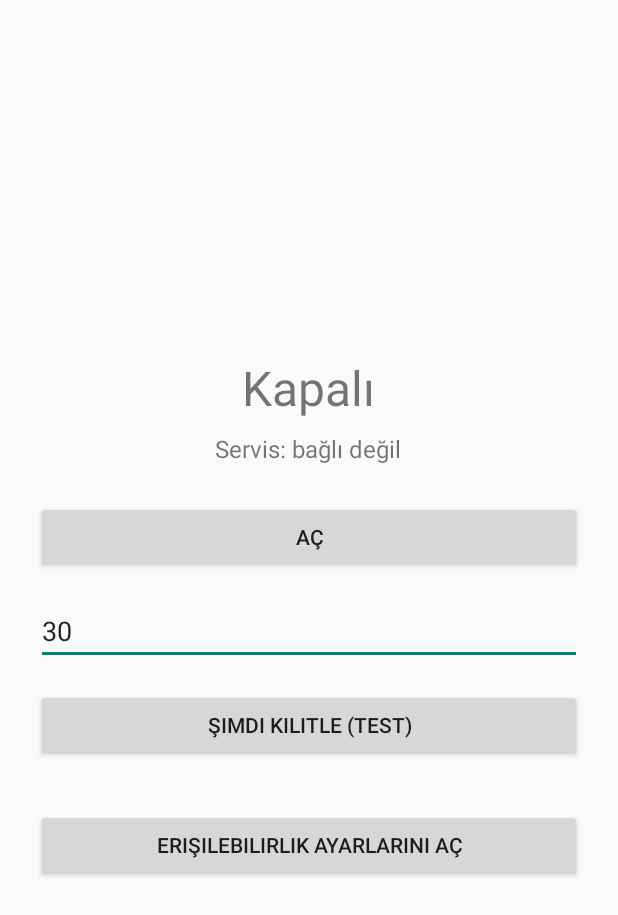
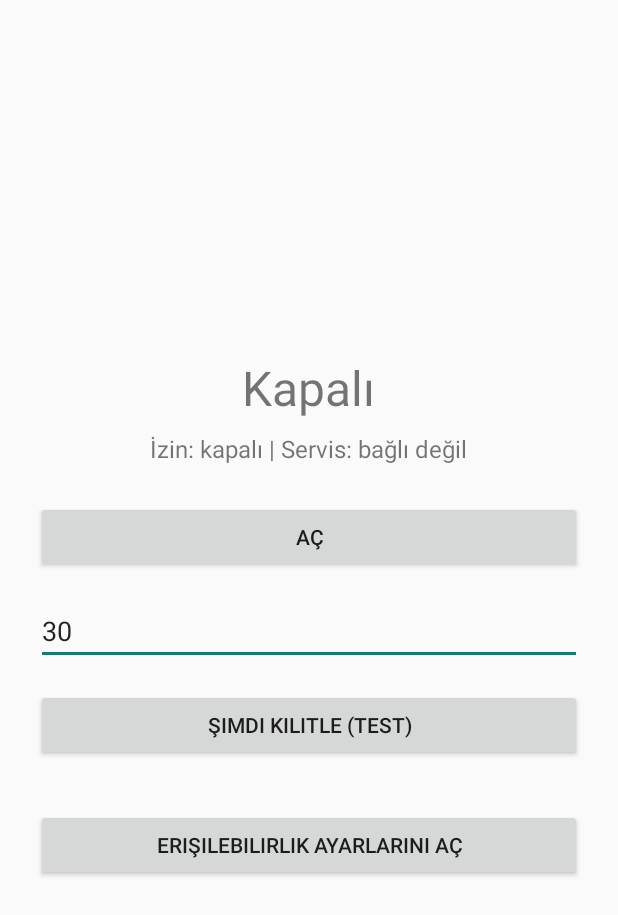
Before and after one commit to gokhanaydinn67-cpu/Sleeper, an Android app: the screen it shows after launch (MainActivity), on a phone screen of 412 x 824 dp. Shown: the top 915 px of the screen. Run offline under Robolectric (Android 15) with nearby library versions, the phone set to English and light mode, and no system bars.

Commit message:
Update MainActivity.kt

```diff
--- a/app/src/main/java/com/sleeper/app/MainActivity.kt
+++ b/app/src/main/java/com/sleeper/app/MainActivity.kt
@@ -2,6 +2,8 @@ package com.sleeper.app
 
 import android.content.Intent
 import android.os.Bundle
+import android.os.Handler
+import android.os.Looper
 import android.provider.Settings
 import android.text.Editable
 import android.text.TextWatcher
@@ -18,6 +20,7 @@ class MainActivity : AppCompatActivity() {
     private var status: TextView? = null
     private var service: TextView? = null
     private var toggle: Button? = null
+    private val handler = Handler(Looper.getMainLooper())
 
     override fun onCreate(savedInstanceState: Bundle?) {
         super.onCreate(savedInstanceState)
@@ -84,6 +87,15 @@ class MainActivity : AppCompatActivity() {
     override fun onResume() {
         super.onResume()
         refresh()
+        handler.postDelayed({ refresh() }, 1500)
+    }
+
+    private fun permissionOn(): Boolean {
+        val list = Settings.Secure.getString(
+            contentResolver,
+            Settings.Secure.ENABLED_ACCESSIBILITY_SERVICES
+        ) ?: ""
+        return list.contains(packageName + "/")
     }
 
     private fun refresh() {
@@ -91,6 +103,8 @@ class MainActivity : AppCompatActivity() {
         val on = prefs.getBoolean("enabled", false)
         status?.text = if (on) "Açık" else "Kapalı"
         toggle?.text = if (on) "Kapat" else "Aç"
-        service?.text = if (LockService.instance != null) "Servis: bağlı" else "Servis: bağlı değil"
+        val perm = if (permissionOn()) "açık" else "kapalı"
+        val conn = if (LockService.instance != null) "bağlı" else "bağlı değil"
+        service?.text = "İzin: " + perm + " | Servis: " + conn
     }
 }
```
